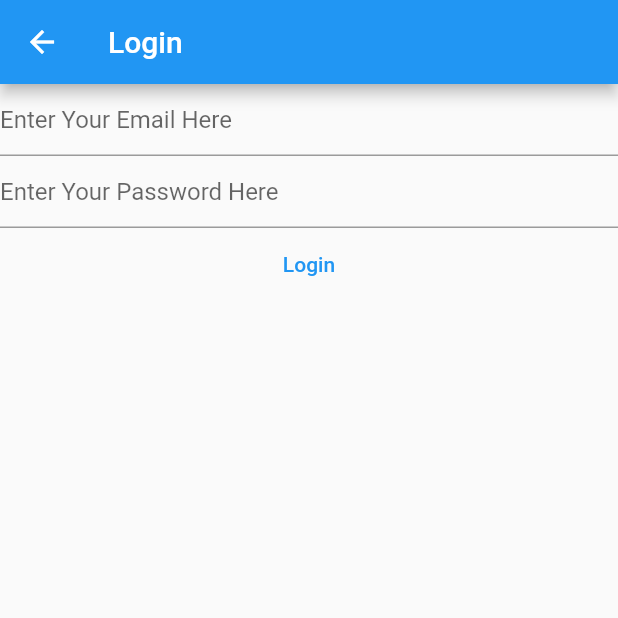
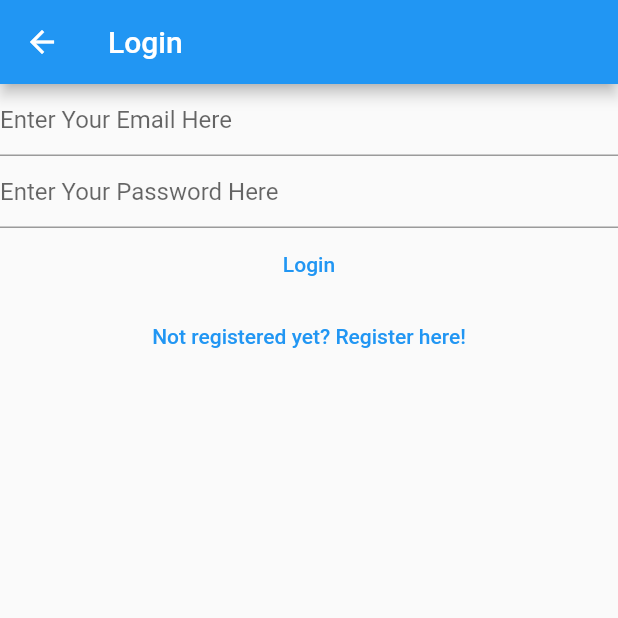
Before and after one commit to DerSarco/mynotes, a Flutter app: the LoginView screen opened directly, on a phone screen of 412 x 824 dp, the top half of it. Run offline on Flutter 3.47's test engine with Material 2 defaults, Android fonts, the phone set to English and light mode, and no system bars; our stand-ins replace firebase_auth, firebase_core; accounts and stored records are empty; generated files the repository leaves out were written again.

Commit message:
added verify email view, added named route navigation, added email verification

```diff
--- a/lib/views/login_view.dart
+++ b/lib/views/login_view.dart
@@ -1,8 +1,5 @@
 import 'package:firebase_auth/firebase_auth.dart';
-import 'package:firebase_core/firebase_core.dart';
 import 'package:flutter/material.dart';
-
-import '../firebase_options.dart';
 
 class LoginView extends StatefulWidget {
   const LoginView({Key? key}) : super(key: key);
@@ -44,24 +41,15 @@ class _LoginViewState extends State<LoginView> {
   @override
   Widget build(BuildContext context) {
     return Scaffold(
-      appBar: AppBar(
-        title: const Text('Login'),
-      ),
-      body: FutureBuilder(
-        future: Firebase.initializeApp(
-            options: DefaultFirebaseOptions.currentPlatform),
-        builder: (context, snapshot) {
-          switch (snapshot.connectionState) {
-            case ConnectionState.done:
-              return Column(
+      appBar: AppBar(title: const Text("Login")),
+      body: Column(
         children: [
           TextField(
             controller: _email,
             enableSuggestions: false,
             autocorrect: false,
             keyboardType: TextInputType.emailAddress,
-                    decoration: const InputDecoration(
-                        hintText: "Enter Your Email Here"),
+            decoration: const InputDecoration(hintText: "Enter Your Email Here"),
           ),
           TextField(
             controller: _password,
@@ -78,8 +66,7 @@ class _LoginViewState extends State<LoginView> {
               final password = _password.text;
               try {
                 final userCredential = await FirebaseAuth.instance
-                            .signInWithEmailAndPassword(
-                                email: email, password: password);
+                    .signInWithEmailAndPassword(email: email, password: password);
                 print(userCredential);
               } on FirebaseAuthException catch (e) {
                 if (e.code == 'user-not-found') {
@@ -94,12 +81,15 @@ class _LoginViewState extends State<LoginView> {
             },
             child: const Text('Login'),
           ),
+          TextButton(
+              onPressed: () {
+                Navigator.of(context).pushNamedAndRemoveUntil(
+                  "/register/",
+                  (route) => false,
+                );
+              },
+              child: const Text("Not registered yet? Register here!"))
         ],
-              );
-            default:
-              return const Text("Loading...");
-          }
-        },
       ),
     );
   }
```
Also changed, not shown: lib/main.dart (+15 -14 lines), lib/views/register_view.dart (+8 -0 lines), lib/views/verify_email_view.dart (added, +29 -0 lines), 1 other file. Lines whose indentation alone changed are shown as unchanged.
